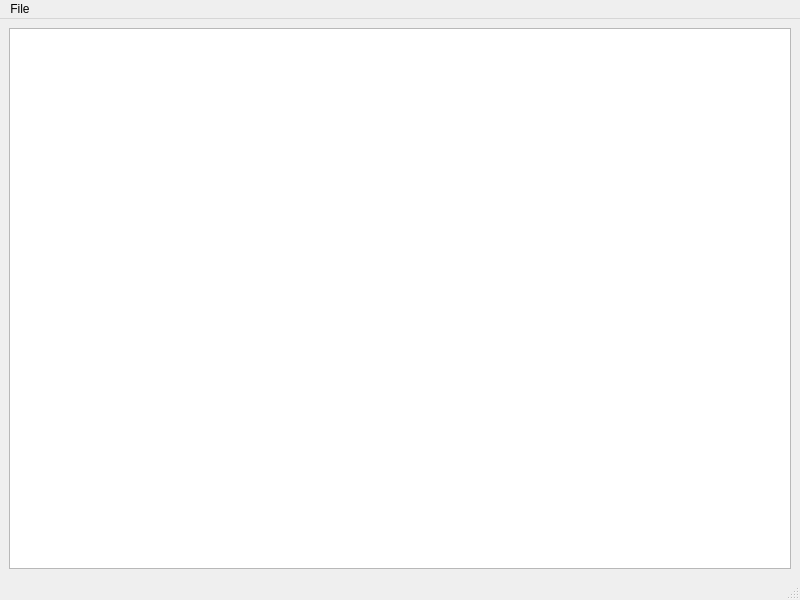
Old version of the form form.ui in the repository bandtank/Arb2PWL.
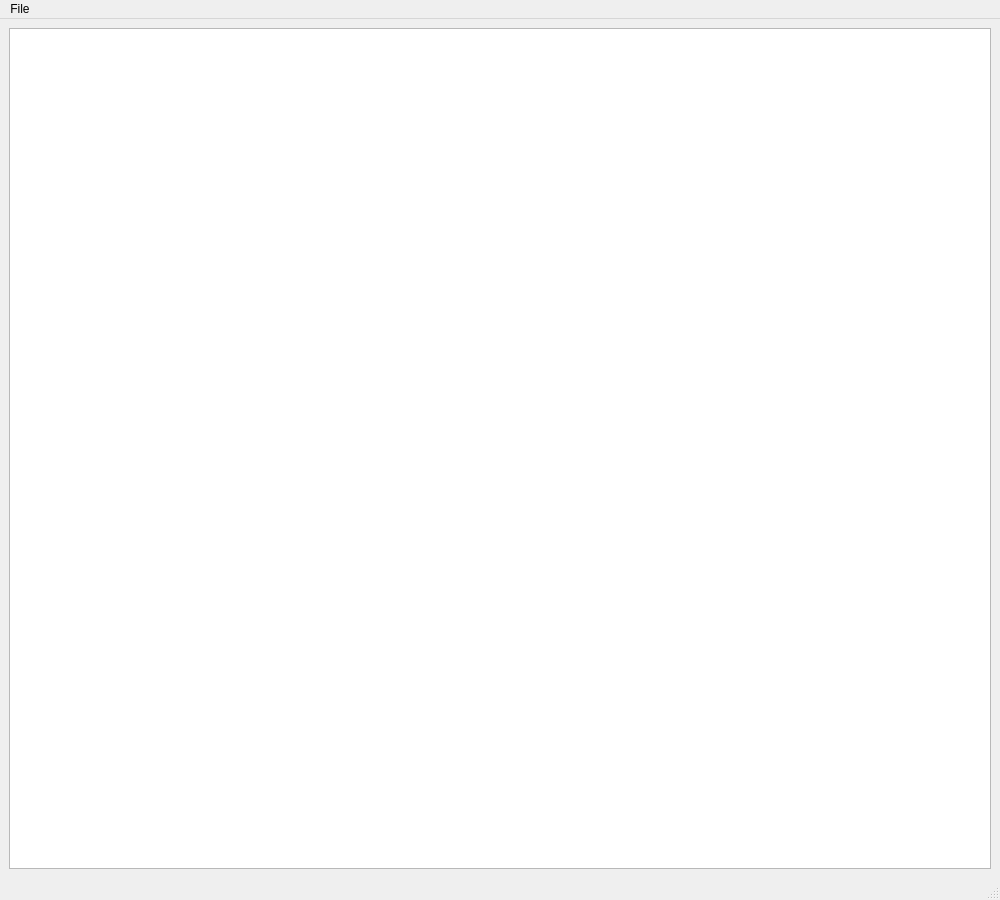
New version of the form.

```diff
--- a/form.ui
+++ b/form.ui
@@ -6,10 +6,34 @@
    <rect>
     <x>0</x>
     <y>0</y>
-    <width>800</width>
-    <height>600</height>
+    <width>1000</width>
+    <height>900</height>
    </rect>
   </property>
+  <property name="sizePolicy">
+   <sizepolicy hsizetype="Fixed" vsizetype="Fixed">
+    <horstretch>0</horstretch>
+    <verstretch>0</verstretch>
+   </sizepolicy>
+  </property>
+  <property name="minimumSize">
+   <size>
+    <width>1000</width>
+    <height>900</height>
+   </size>
+  </property>
+  <property name="maximumSize">
+   <size>
+    <width>1000</width>
+    <height>900</height>
+   </size>
+  </property>
+  <property name="mouseTracking">
+   <bool>false</bool>
+  </property>
+  <property name="focusPolicy">
+   <enum>Qt::NoFocus</enum>
+  </property>
   <property name="windowTitle">
    <string>MainWindow</string>
   </property>
@@ -32,8 +56,8 @@
     <rect>
      <x>0</x>
      <y>0</y>
-     <width>800</width>
-     <height>33</height>
+     <width>1000</width>
+     <height>26</height>
     </rect>
    </property>
    <widget class="QMenu" name="menuFile">
```
Left out of the diff: 3 changed lines with no effect on the pictures.
